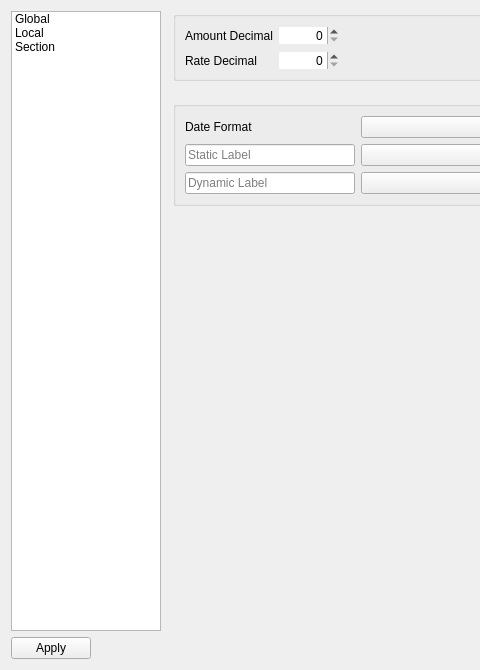
Before: the Qt Designer form dialog/preferences.ui in ytxerp/ytx-client, drawn with Qt 5; both pictures show x 0 to 480 and y 0 to 670 of the 1133 by 670 pixel window.
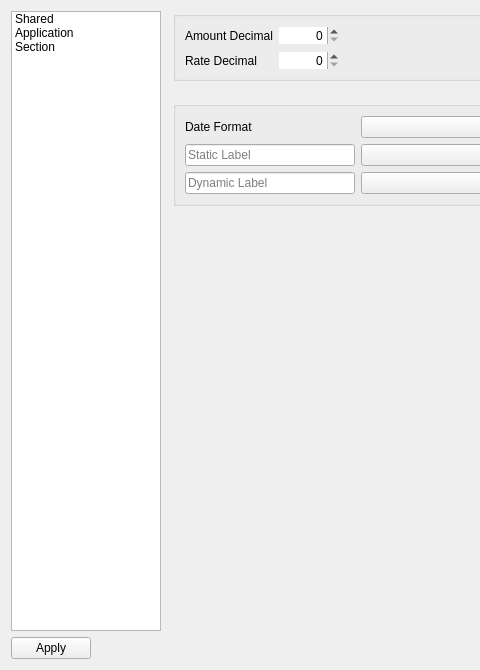
After: the same form once the commit is applied. Custom widgets are drawn as their Qt base class.

Diff of the .ui file:
```diff
--- a/dialog/preferences.ui
+++ b/dialog/preferences.ui
@@ -36,12 +36,12 @@
      </property>
      <item>
       <property name="text">
-       <string>Global</string>
+       <string>Shared</string>
       </property>
      </item>
      <item>
       <property name="text">
-       <string>Local</string>
+       <string>Application</string>
       </property>
      </item>
      <item>
```
